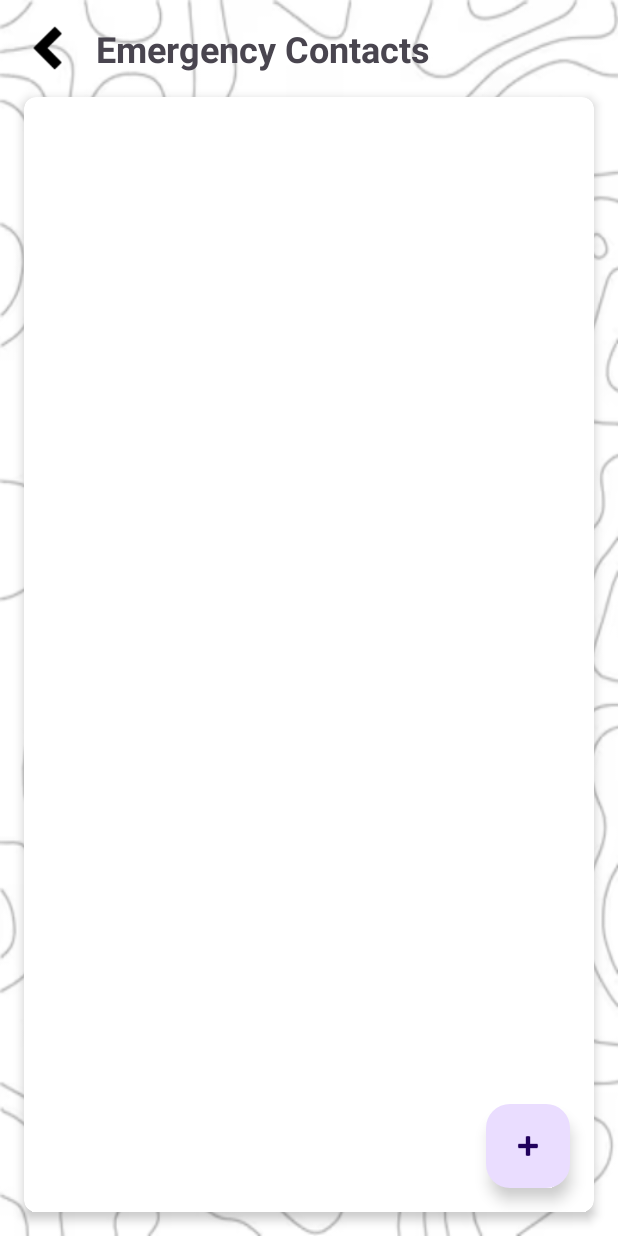
After one commit to najwansv/EarthQuake, an Android app built with Jetpack Compose: the SafePlaceActivity screen opened directly, with no data from a screen before it, on a phone screen of 412 x 824 dp. The commit adds this screen. Run offline under Robolectric (Android 15) with nearby library versions, the phone set to English and light mode, and no system bars; our stand-ins replace Room's generated code.

Commit message:
update Safe Places Settings

```diff
--- a/app/src/main/AndroidManifest.xml
+++ b/app/src/main/AndroidManifest.xml
@@ -39,6 +39,9 @@
             android:exported="false" />
         <activity android:name=".SettingsActivity"
             android:exported="false"/>
+        <activity
+            android:name=".SafePlaceActivity"
+            android:exported="false" />
     </application>
 
 </manifest>
--- /dev/null
+++ b/app/src/main/java/com/example/earthquake/SafePlaceDao.kt
@@ -0,0 +1,19 @@
+package com.example.earthquake
+
+import androidx.lifecycle.LiveData
+import androidx.room.*
+
+@Dao
+interface SafePlaceDao {
+    @Query("SELECT * FROM safe_places ORDER BY name ASC")
+    fun getAllSafePlaces(): LiveData<List<SafePlace>>
+
+    @Insert(onConflict = OnConflictStrategy.REPLACE)
+    suspend fun insert(safePlace: SafePlace)
+
+    @Update
+    suspend fun update(safePlace: SafePlace)
+
+    @Delete
+    suspend fun delete(safePlace: SafePlace)
+}
--- /dev/null
+++ b/app/src/main/java/com/example/earthquake/SafePlaceDatabase.kt
@@ -0,0 +1,28 @@
+package com.example.earthquake
+
+import android.content.Context
+import androidx.room.Database
+import androidx.room.Room
+import androidx.room.RoomDatabase
+
+@Database(entities = [SafePlace::class], version = 1, exportSchema = false)
+abstract class SafePlaceDatabase : RoomDatabase() {
+    abstract fun safePlaceDao(): SafePlaceDao
+
+    companion object {
+        @Volatile
+        private var INSTANCE: SafePlaceDatabase? = null
+
+        fun getDatabase(context: Context): SafePlaceDatabase {
+            return INSTANCE ?: synchronized(this) {
+                val instance = Room.databaseBuilder(
+                    context.applicationContext,
+                    SafePlaceDatabase::class.java,
+                    "safe_place_database"
+                ).build()
+                INSTANCE = instance
+                instance
+            }
+        }
+    }
+}
--- /dev/null
+++ b/app/src/main/java/com/example/earthquake/SafePlaceRepository.kt
@@ -0,0 +1,19 @@
+package com.example.earthquake
+
+import androidx.lifecycle.LiveData
+
+class SafePlaceRepository(private val safePlaceDao: SafePlaceDao) {
+    val allSafePlaces: LiveData<List<SafePlace>> = safePlaceDao.getAllSafePlaces()
+
+    suspend fun insert(safePlace: SafePlace) {
+        safePlaceDao.insert(safePlace)
+    }
+
+    suspend fun update(safePlace: SafePlace) {
+        safePlaceDao.update(safePlace)
+    }
+
+    suspend fun delete(safePlace: SafePlace) {
+        safePlaceDao.delete(safePlace)
+    }
+}
--- /dev/null
+++ b/app/src/main/java/com/example/earthquake/SafePlaceViewModel.kt
@@ -0,0 +1,31 @@
+package com.example.earthquake
+
+import android.app.Application
+import androidx.lifecycle.AndroidViewModel
+import androidx.lifecycle.LiveData
+import androidx.lifecycle.viewModelScope
+import kotlinx.coroutines.Dispatchers
+import kotlinx.coroutines.launch
+
+class SafePlaceViewModel(application: Application) : AndroidViewModel(application) {
+    private val repository: SafePlaceRepository
+    val allSafePlaces: LiveData<List<SafePlace>>
+
+    init {
+        val safePlaceDao = SafePlaceDatabase.getDatabase(application).safePlaceDao()
+        repository = SafePlaceRepository(safePlaceDao)
+        allSafePlaces = repository.allSafePlaces
+    }
+
+    fun insert(safePlace: SafePlace) = viewModelScope.launch(Dispatchers.IO) {
+        repository.insert(safePlace)
+    }
+
+    fun update(safePlace: SafePlace) = viewModelScope.launch(Dispatchers.IO) {
+        repository.update(safePlace)
+    }
+
+    fun delete(safePlace: SafePlace) = viewModelScope.launch(Dispatchers.IO) {
+        repository.delete(safePlace)
+    }
+}
--- /dev/null
+++ b/app/src/main/res/layout/activity_safe_place.xml
@@ -0,0 +1,62 @@
+<?xml version="1.0" encoding="utf-8"?>
+<androidx.constraintlayout.widget.ConstraintLayout
+    xmlns:android="http://schemas.android.com/apk/res/android"
+    xmlns:app="http://schemas.android.com/apk/res-auto"
+    xmlns:tools="http://schemas.android.com/tools"
+    android:layout_width="match_parent"
+    android:layout_height="match_parent"
+    android:background="@drawable/background_1"
+    tools:context=".SafePlaceActivity">
+
+    <ImageView
+        android:id="@+id/back"
+        android:layout_width="32dp"
+        android:layout_height="32dp"
+        android:layout_marginStart="16dp"
+        android:layout_marginTop="16dp"
+        android:contentDescription="Back"
+        android:src="@drawable/ic_back"
+        app:layout_constraintStart_toStartOf="parent"
+        app:layout_constraintTop_toTopOf="parent" />
+
+    <TextView
+        android:id="@+id/titleTextView"
+        android:layout_width="wrap_content"
+        android:layout_height="wrap_content"
+        android:layout_marginStart="16dp"
+        android:text="Emergency Contacts"
+        android:textSize="24sp"
+        android:textStyle="bold"
+        app:layout_constraintBottom_toBottomOf="@+id/back"
+        app:layout_constraintStart_toEndOf="@+id/back"
+        app:layout_constraintTop_toTopOf="@+id/back" />
+
+    <androidx.cardview.widget.CardView
+        android:layout_width="match_parent"
+        android:layout_height="0dp"
+        android:layout_margin="16dp"
+        app:cardCornerRadius="8dp"
+        app:cardElevation="4dp"
+        app:layout_constraintBottom_toBottomOf="parent"
+        app:layout_constraintEnd_toEndOf="parent"
+        app:layout_constraintStart_toStartOf="parent"
+        app:layout_constraintTop_toBottomOf="@+id/titleTextView">
+
+        <androidx.recyclerview.widget.RecyclerView
+            android:id="@+id/recyclerViewSafePlaces"
+            android:layout_width="match_parent"
+            android:layout_height="match_parent"
+            android:clipToPadding="false"
+            android:padding="8dp" />
+
+        <com.google.android.material.floatingactionbutton.FloatingActionButton
+            android:id="@+id/fabAddSafePlace"
+            android:layout_width="wrap_content"
+            android:layout_height="wrap_content"
+            android:layout_gravity="end|bottom"
+            android:layout_margin="16dp"
+            android:contentDescription="Add Safe Place"
+            android:src="@android:drawable/ic_input_add" />
+
+    </androidx.cardview.widget.CardView>
+</androidx.constraintlayout.widget.ConstraintLayout>
--- a/app/src/main/res/layout/activity_settings.xml
+++ b/app/src/main/res/layout/activity_settings.xml
@@ -77,7 +77,7 @@
         </androidx.cardview.widget.CardView>
 
         <androidx.cardview.widget.CardView
-            android:id="@+id/safePlaces"
+            android:id="@+id/safePlacesCard"
             android:layout_width="match_parent"
             android:layout_height="wrap_content"
             android:backgroundTint="#D32F2F"
```
Also changed, not shown: app/src/main/java/com/example/earthquake/SafePlace.kt (added, +12 -0 lines), app/src/main/java/com/example/earthquake/SafePlaceActivity.kt (added, +103 -0 lines), app/src/main/java/com/example/earthquake/SafePlaceAdapater.kt (added, +70 -0 lines), app/src/main/java/com/example/earthquake/SettingsActivity.kt (+7 -0 lines), app/src/main/res/layout/dialog_safe_place.xml (added, +33 -0 lines), app/src/main/res/layout/item_safe_place.xml (added, +59 -0 lines).
